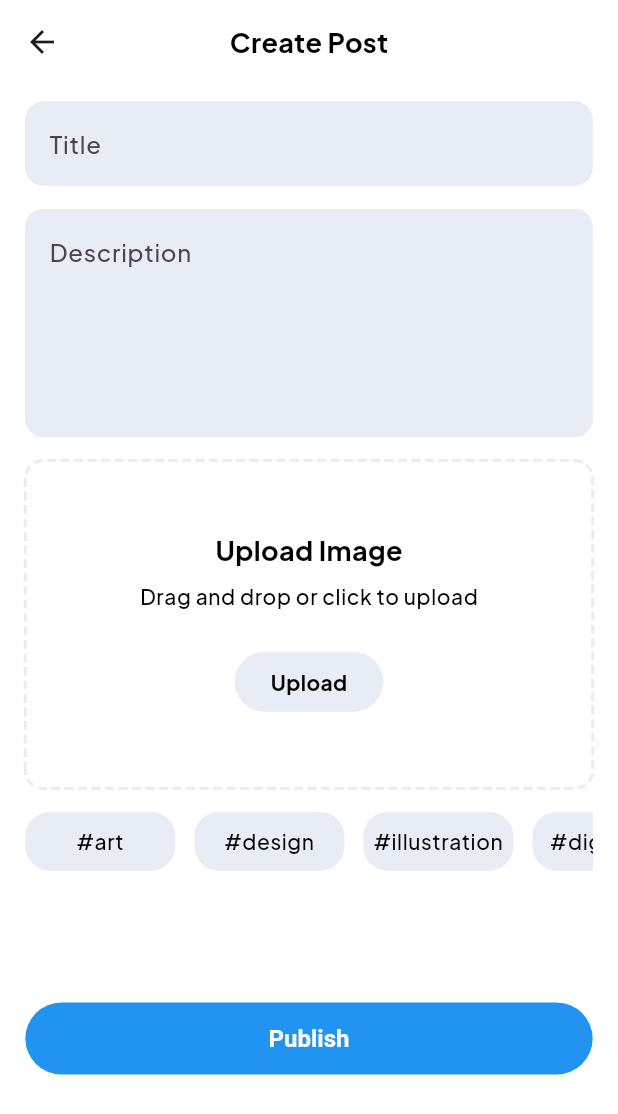
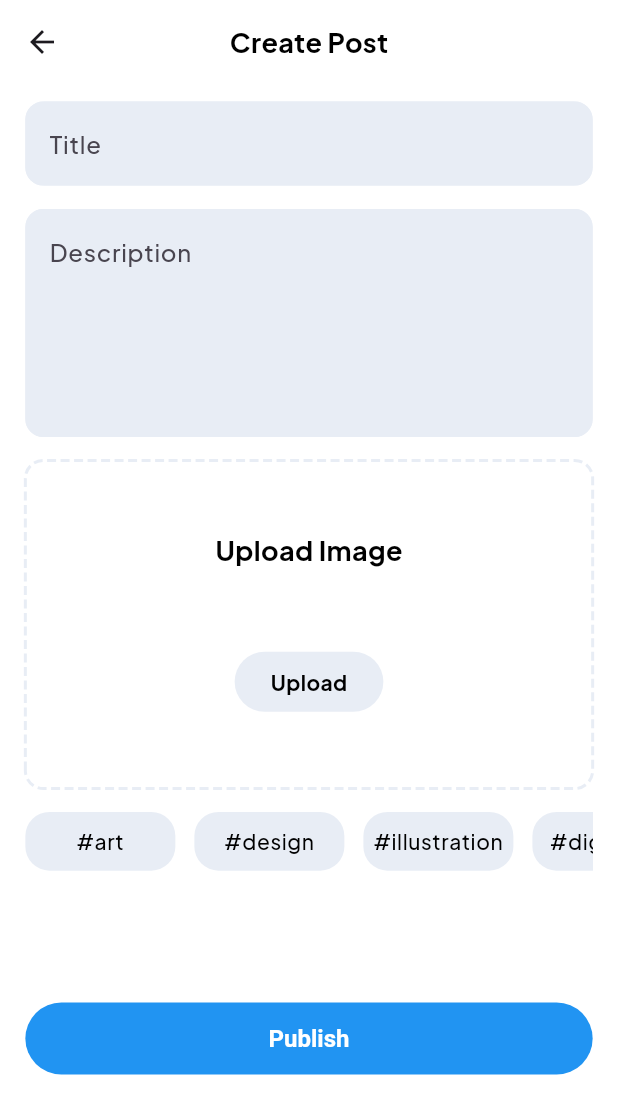
Before and after one commit to Eslam-mahmou/mini_social_feed_app, a Flutter app: the PostScreen screen opened by its route, on a phone screen of 412 x 824 dp. Shown: the top 1114 px of the screen. Run offline on Flutter 3.47's test engine with Material 3 defaults, Android fonts, the phone set to English and light mode, and no system bars; drawn by our look-alikes of dotted_border; our stand-ins replace bloc, cloud_firestore, dio, firebase_auth, firebase_core, flutter_bloc and 10 more; accounts and stored records are empty; generated files the repository leaves out were written again; network calls fail.

Commit message:
feat(profile tab)  - Add profile ui.  - Add change theme .  - Add provider config.

```diff
--- a/lib/core/utils/app_constant.dart
+++ b/lib/core/utils/app_constant.dart
@@ -4,4 +4,7 @@ abstract class AppConstants {
   static const String usersCollection = "users";
   static const String postsCollection = "posts";
   static const String baseUrl = "https://dummyjson.com";
+  static const String themeKey = "theme";
+  static const String darkTheme = "dark";
+  static const String lightTheme = "light";
 }
--- a/lib/core/utils/app_theme.dart
+++ b/lib/core/utils/app_theme.dart
@@ -120,27 +120,78 @@ floatingActionButtonTheme: FloatingActionButtonThemeData(
   );
   static ThemeData darkTheme = ThemeData(
       fontFamily: "PlusJakartaSans",
+
       scaffoldBackgroundColor: AppColors.blackColor,
       appBarTheme: AppBarTheme(
           backgroundColor: AppColors.blackColor,
+          foregroundColor: AppColors.whiteColor,
           elevation: 0,
-      centerTitle: false,
+          centerTitle: true,
+          titleTextStyle: TextStyle(
+            color: AppColors.whiteColor,
+            fontWeight: FontWeight.bold,
+            fontSize: 18,
           ),
-    textSelectionTheme: TextSelectionThemeData(
-      cursorColor: AppColors.blackColor,
+          actionsIconTheme: IconThemeData(
+            color: AppColors.whiteColor,
+
+          )
+
+      ),
+      drawerTheme: DrawerThemeData(
+        scrimColor: AppColors.whiteColor,
+          backgroundColor: AppColors.whiteColor,),
+      bottomNavigationBarTheme: const BottomNavigationBarThemeData(
+        backgroundColor: AppColors.blackColor,
+        showSelectedLabels: false,
+        type: BottomNavigationBarType.fixed,
+        showUnselectedLabels: false,
+        selectedItemColor: AppColors.whiteColor,
+        unselectedItemColor: AppColors.secondaryColor,
+      ),
+      floatingActionButtonTheme: FloatingActionButtonThemeData(
+          backgroundColor: AppColors.primaryColor,
+          foregroundColor: AppColors.whiteColor,
+          elevation: 0,
+          extendedTextStyle: TextStyle(
+            fontSize: 24,
+          ),
+          shape: RoundedRectangleBorder(
+            borderRadius: BorderRadius.circular(12),
+          )
+      ),
+      textTheme: TextTheme(
+          titleMedium: TextStyle(
+            color: AppColors.whiteColor,
+            fontWeight: FontWeight.bold,
+            fontSize: 28,
+          ),
+          bodySmall: TextStyle(
+            color: AppColors.secondaryColor,
+            fontWeight: FontWeight.w500,
+            fontSize: 14,
+          ),
+          bodyMedium: TextStyle(
+            color: AppColors.whiteColor,
+            fontWeight: FontWeight.bold,
+            fontSize: 18,
+          )
       ),
       inputDecorationTheme: InputDecorationTheme(
         hintStyle: TextStyle(
           color: AppColors.secondaryColor,
-        fontWeight: FontWeight.w400,
-        fontSize: 16,
-      ),
-      labelStyle: TextStyle(
-        color: AppColors.primaryColor,
           fontWeight: FontWeight.w500,
           fontSize: 16,
         ),
-      border: OutlineInputBorder(borderRadius: BorderRadius.circular(12)),
+
+        labelStyle: TextStyle(
+          fontWeight: FontWeight.w500,
+          fontSize: 16,
+        ),
+        border: OutlineInputBorder(
+          borderRadius: BorderRadius.circular(12),
+          borderSide: BorderSide(color: AppColors.grayColor),
+        ),
         errorBorder: OutlineInputBorder(
           borderRadius: BorderRadius.circular(12),
           borderSide: BorderSide(color: AppColors.redColor),
@@ -149,6 +200,39 @@ floatingActionButtonTheme: FloatingActionButtonThemeData(
           borderRadius: BorderRadius.circular(12),
           borderSide: BorderSide(color: AppColors.primaryColor),
         ),
+        enabledBorder: OutlineInputBorder(
+          borderRadius: BorderRadius.circular(12),
+          borderSide: BorderSide(color: AppColors.grayColor),
         ),
+        filled: true,
+        fillColor: AppColors.grayColor,
+
+        errorStyle: TextStyle(
+          color: AppColors.redColor,
+          fontWeight: FontWeight.w500,
+          fontSize: 16,
+        ),
+      ),
+      elevatedButtonTheme: ElevatedButtonThemeData(
+        style: ElevatedButton.styleFrom(
+          backgroundColor: AppColors.primaryColor,
+          foregroundColor: AppColors.blackColor,
+          textStyle: TextStyle(
+            color: AppColors.blackColor,
+            fontWeight: FontWeight.bold,
+            fontSize: 16,
+          ),
+          minimumSize: Size(double.infinity, 48),
+          elevation: 0,
+          shape: RoundedRectangleBorder(borderRadius: BorderRadius.circular(24)),
+        ),
+      ),
+      filledButtonTheme: FilledButtonThemeData(
+          style: FilledButton.styleFrom(
+            backgroundColor: AppColors.grayColor,
+            foregroundColor: AppColors.whiteColor,
+
+          )
+      )
   );
 }
--- a/lib/presentation/layout/view/feed_screen.dart
+++ b/lib/presentation/layout/view/feed_screen.dart
@@ -1,9 +1,11 @@
 import 'package:flutter/material.dart';
 import 'package:flutter_bloc/flutter_bloc.dart';
+import 'package:mini_social_feed/core/app_provider/app_config_provider.dart';
 import 'package:mini_social_feed/core/routes/routes_page.dart';
 import 'package:mini_social_feed/core/utils/appAssets.dart';
 import 'package:mini_social_feed/presentation/layout/manager/layout_cubit/layout_state.dart';
 import 'package:mini_social_feed/presentation/layout/manager/layout_cubit/layout_view_model.dart';
+
 
 class FeedScreen extends StatelessWidget {
   const FeedScreen({super.key});
@@ -32,12 +34,12 @@ class FeedScreen extends StatelessWidget {
             ),
             drawer: Drawer(),
             body: viewModel.tabs[viewModel.currentIndex],
-            floatingActionButton: FloatingActionButton(
+            floatingActionButton:viewModel.currentIndex == 0 ? FloatingActionButton(
               onPressed: () {
                 Navigator.pushNamed(context, RoutesPage.postScreen);
               },
               child: Text("+"),
-            ),
+            ):null,
             bottomNavigationBar: BottomNavigationBar(
               currentIndex: viewModel.currentIndex,
               onTap: (index) {
--- a/lib/presentation/layout/widget/custom_suggest_item.dart
+++ b/lib/presentation/layout/widget/custom_suggest_item.dart
@@ -2,7 +2,9 @@ import 'package:cached_network_image/cached_network_image.dart';
 import 'package:flutter/material.dart';
 import 'package:mini_social_feed/core/common/responsive_height_width.dart';
 import 'package:mini_social_feed/domain/entity/user_data_response_entity.dart';
+import 'package:provider/provider.dart';
 
+import '../../../core/app_provider/app_config_provider.dart';
 import '../../../core/utils/app_colors.dart';
 
 class CustomSuggestItem extends StatelessWidget {
@@ -12,6 +14,8 @@ class CustomSuggestItem extends StatelessWidget {
 
   @override
   Widget build(BuildContext context) {
+    var provider = Provider.of<AppConfigProvider>(context);
+    bool isDarkMode = provider.isDarkMode();
     var theme = Theme.of(context);
     return AspectRatio(
       aspectRatio: .62,
@@ -42,7 +46,7 @@ class CustomSuggestItem extends StatelessWidget {
           Text(
             usersDataEntity.firstName ?? "",
             style: theme.textTheme.bodySmall?.copyWith(
-              color: AppColors.blackColor,
+              color:isDarkMode?AppColors.whiteColor: AppColors.blackColor,
             ),
           ),
           Text(
--- a/lib/presentation/post_screen/view/widget/custom_upload_image.dart
+++ b/lib/presentation/post_screen/view/widget/custom_upload_image.dart
@@ -1,7 +1,9 @@
 import 'package:dotted_border/dotted_border.dart';
 import 'package:flutter/material.dart';
 import 'package:mini_social_feed/core/common/responsive_height_width.dart';
+import 'package:provider/provider.dart';
 
+import '../../../../core/app_provider/app_config_provider.dart';
 import '../../../../core/utils/app_colors.dart';
 
 class CustomUploadImage extends StatelessWidget {
@@ -9,6 +11,8 @@ class CustomUploadImage extends StatelessWidget {
   void Function()? onPressed;
   @override
   Widget build(BuildContext context) {
+    var provider = Provider.of<AppConfigProvider>(context);
+    bool isDarkMode = provider.isDarkMode();
     final theme = Theme.of(context);
     return DottedBorder(
       color: AppColors.grayColor,
@@ -28,7 +32,7 @@ class CustomUploadImage extends StatelessWidget {
             Text(
               "Drag and drop or click to upload",
               style: theme.textTheme.bodySmall?.copyWith(
-                color: AppColors.blackColor,
+                color:isDarkMode? AppColors.blackColor: AppColors.whiteColor,
               ),
             ),
             SizedBox(height: 24.heightResponsive),
@@ -36,7 +40,8 @@ class CustomUploadImage extends StatelessWidget {
               onPressed: onPressed,
               child: Text(
                 "Upload",
-                style: theme.textTheme.bodyMedium?.copyWith(fontSize: 14),
+                style: theme.textTheme.bodyMedium?.copyWith(fontSize: 14,
+                color:isDarkMode? AppColors.whiteColor: AppColors.blackColor,),
               ),
             ),
           ],
--- a/pubspec.yaml
+++ b/pubspec.yaml
@@ -50,6 +50,8 @@ dependencies:
   dotted_border: ^2.0.0
   image_picker: ^1.1.1
   google_mobile_ads: ^5.1.0
+  provider: ^6.1.5+1
+  shared_preferences: ^2.5.3
 
 dev_dependencies:
   flutter_test:
```
Also changed, not shown: lib/core/app_provider/app_config_provider.dart (added, +38 -0 lines), lib/core/service/shared_pref_helper.dart (added, +55 -0 lines), lib/main.dart (+8 -2 lines), lib/presentation/layout/tabs/profileTab.dart (+47 -2 lines), lib/presentation/layout/widget/native_ad_widget.dart (+11 -14 lines), pubspec.lock, 1 other file. Lines whose indentation alone changed are shown as unchanged.
